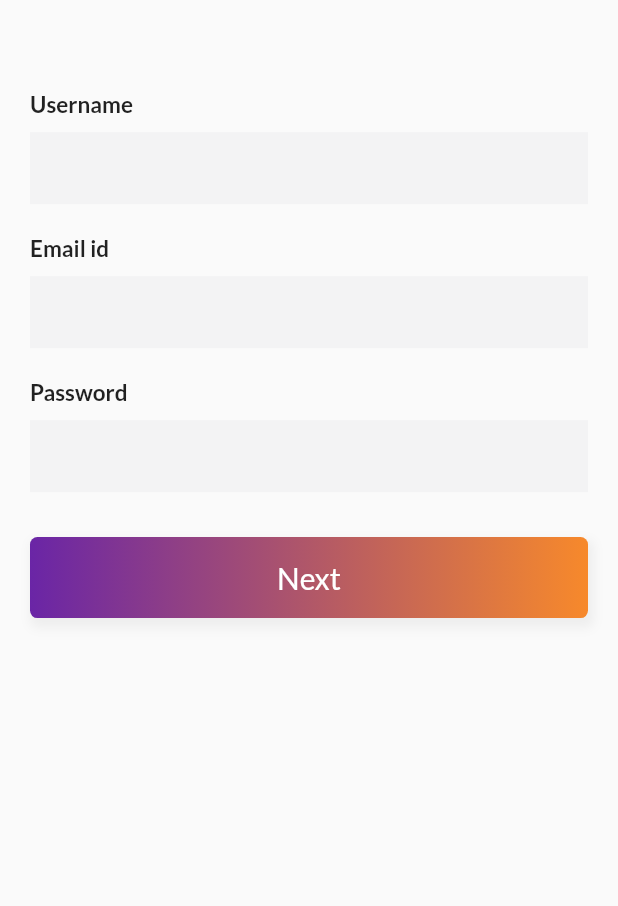
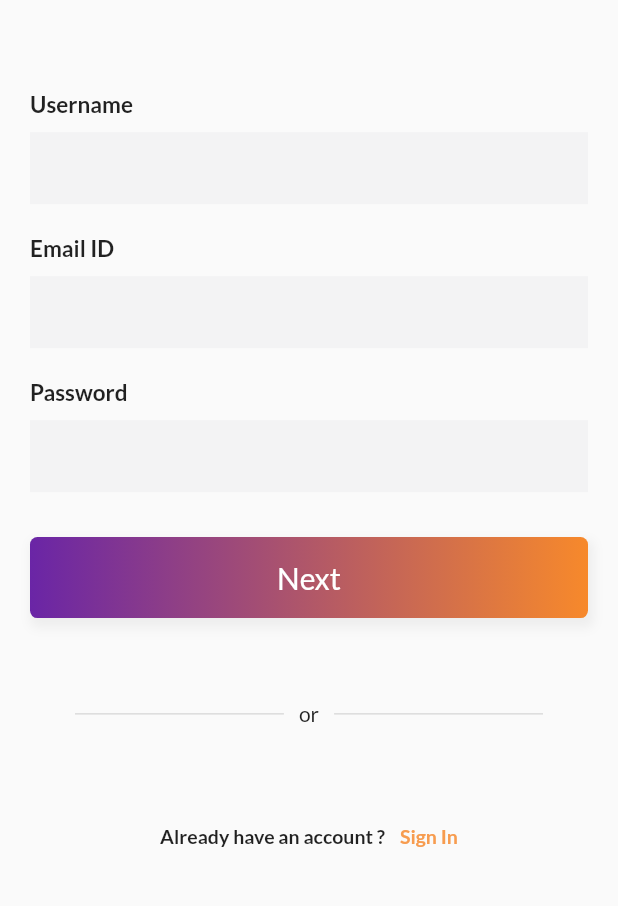
Before and after one commit to pllvsis/Soteria, a Flutter app: the SignUpPage screen opened directly, on a phone screen of 412 x 824 dp, the part 176-1082 px from its top. Run offline on Flutter 3.47's test engine with Material 2 defaults, Android fonts, the light colour scheme and no system bars; our stand-ins replace google_fonts.

Commit message:
refactor: code cleanup

```diff
--- a/lib/login_page.dart
+++ b/lib/login_page.dart
@@ -3,7 +3,7 @@ import 'package:google_fonts/google_fonts.dart';
 import 'package:soteria/signup_page.dart';
 
 class LoginPage extends StatefulWidget {
-  LoginPage({Key? key, this.title}) : super(key: key);
+  const LoginPage({Key? key, this.title}) : super(key: key);
 
   final String? title;
 
@@ -86,7 +86,7 @@ class _LoginPageState extends State<LoginPage> {
     return Container(
       margin: EdgeInsets.symmetric(vertical: 10),
       child: Row(
-        children: <Widget>[
+        children: const <Widget>[
           SizedBox(
             width: 20,
           ),
@@ -127,7 +127,7 @@ class _LoginPageState extends State<LoginPage> {
         alignment: Alignment.bottomCenter,
         child: Row(
           mainAxisAlignment: MainAxisAlignment.center,
-          children: <Widget>[
+          children: const <Widget>[
             Text(
               'Don\'t have an account ?',
               style: TextStyle(fontSize: 13, fontWeight: FontWeight.w600),
@@ -176,7 +176,7 @@ class _LoginPageState extends State<LoginPage> {
   Widget build(BuildContext context) {
     final height = MediaQuery.of(context).size.height;
     return Scaffold(
-        body: Container(
+        body: SizedBox(
       height: height,
       child: Stack(
         children: <Widget>[
--- a/lib/main.dart
+++ b/lib/main.dart
@@ -3,15 +3,17 @@ import 'package:google_fonts/google_fonts.dart';
 
 import 'welcome_page.dart';
 
-void main() => runApp(MyApp());
+void main() => runApp(Soteria());
 
-class MyApp extends StatelessWidget {
+class Soteria extends StatelessWidget {
+  const Soteria({Key? key}) : super(key: key);
+
   // This widget is the root of your application.
   @override
   Widget build(BuildContext context) {
     final textTheme = Theme.of(context).textTheme;
     return MaterialApp(
-      title: 'Flutter Demo',
+      title: 'Soteria',
       theme: ThemeData(
         primarySwatch: Colors.blue,
         textTheme: GoogleFonts.latoTextTheme(textTheme).copyWith(
--- a/lib/signup_page.dart
+++ b/lib/signup_page.dart
@@ -1,10 +1,10 @@
 import 'package:flutter/material.dart';
+import 'package:google_fonts/google_fonts.dart';
 import 'package:soteria/login_page.dart';
-import 'package:google_fonts/google_fonts.dart';
 import 'package:soteria/verification_page.dart';
 
 class SignUpPage extends StatefulWidget {
-  SignUpPage({Key? key, this.title}) : super(key: key);
+  const SignUpPage({Key? key, this.title}) : super(key: key);
 
   final String? title;
 
@@ -107,9 +107,75 @@ class _SignUpPageState extends State<SignUpPage> {
     return Column(
       children: <Widget>[
         _entryField("Username"),
-        _entryField("Email id"),
+        _entryField("Email ID"),
         _entryField("Password", isPassword: true),
       ],
+    );
+  }
+
+  Widget _divider() {
+    return Container(
+      margin: EdgeInsets.symmetric(vertical: 10),
+      child: Row(
+        children: const <Widget>[
+          SizedBox(
+            width: 20,
+          ),
+          Expanded(
+            child: Padding(
+              padding: EdgeInsets.symmetric(horizontal: 10),
+              child: Divider(
+                thickness: 1,
+              ),
+            ),
+          ),
+          Text('or'),
+          Expanded(
+            child: Padding(
+              padding: EdgeInsets.symmetric(horizontal: 10),
+              child: Divider(
+                thickness: 1,
+              ),
+            ),
+          ),
+          SizedBox(
+            width: 20,
+          ),
+        ],
+      ),
+    );
+  }
+
+  Widget _accountExistsWidget() {
+    return InkWell(
+      onTap: () {
+        Navigator.push(
+            context, MaterialPageRoute(builder: (context) => LoginPage()));
+      },
+      child: Container(
+        margin: EdgeInsets.symmetric(vertical: 20),
+        padding: EdgeInsets.all(15),
+        alignment: Alignment.bottomCenter,
+        child: Row(
+          mainAxisAlignment: MainAxisAlignment.center,
+          children: const <Widget>[
+            Text(
+              'Already have an account ?',
+              style: TextStyle(fontSize: 13, fontWeight: FontWeight.w600),
+            ),
+            SizedBox(
+              width: 10,
+            ),
+            Text(
+              'Sign In',
+              style: TextStyle(
+                  color: Color(0xfff79c4f),
+                  fontSize: 13,
+                  fontWeight: FontWeight.w600),
+            ),
+          ],
+        ),
+      ),
     );
   }
 
@@ -117,7 +183,7 @@ class _SignUpPageState extends State<SignUpPage> {
   Widget build(BuildContext context) {
     final height = MediaQuery.of(context).size.height;
     return Scaffold(
-      body: Container(
+      body: SizedBox(
         height: height,
         child: Stack(
           children: <Widget>[
@@ -138,7 +204,10 @@ class _SignUpPageState extends State<SignUpPage> {
                       height: 20,
                     ),
                     _nextButton(),
-                    SizedBox(height: height * .14),
+                    SizedBox(height: height * .055),
+                    _divider(),
+                    SizedBox(height: height * .025),
+                    _accountExistsWidget(),
                   ],
                 ),
               ),
--- a/lib/verification_page.dart
+++ b/lib/verification_page.dart
@@ -3,7 +3,7 @@ import 'package:google_fonts/google_fonts.dart';
 import 'package:soteria/login_page.dart';
 
 class VerificationPage extends StatefulWidget {
-  VerificationPage({Key? key, this.title}) : super(key: key);
+  const VerificationPage({Key? key, this.title}) : super(key: key);
 
   final String? title;
 
@@ -98,7 +98,7 @@ class _VerificationPage extends State<VerificationPage> {
   Widget build(BuildContext context) {
     final height = MediaQuery.of(context).size.height;
     return Scaffold(
-      body: Container(
+      body: SizedBox(
         height: height,
         child: Stack(
           children: <Widget>[
--- a/lib/welcome_page.dart
+++ b/lib/welcome_page.dart
@@ -4,7 +4,7 @@ import 'package:soteria/signup_page.dart';
 import 'package:google_fonts/google_fonts.dart';
 
 class WelcomePage extends StatefulWidget {
-  WelcomePage({Key? key, this.title}) : super(key: key);
+  const WelcomePage({Key? key, this.title}) : super(key: key);
 
   final String? title;
 
```
Also changed, not shown: 1 other file.
